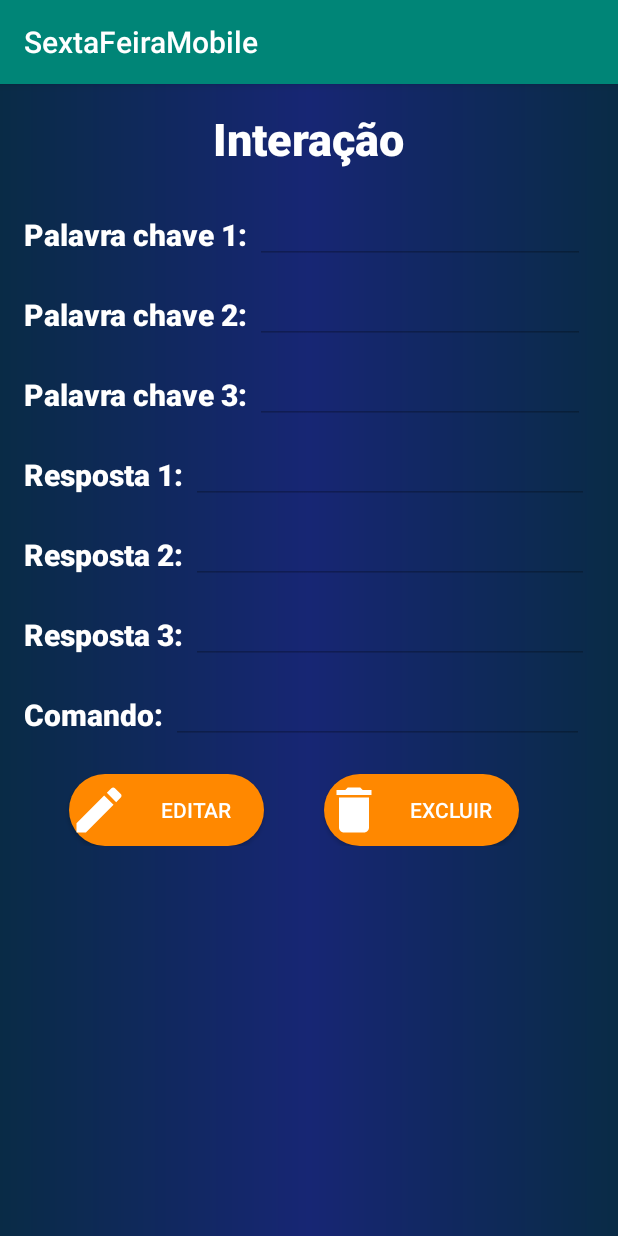
After one commit to GabrielSirtoriCorrea/Sexta-Feira-Mark_6, an Android app: the fragment ViewInteractionFragment shown on its own in the app's theme, on a phone screen of 412 x 824 dp. The commit adds this screen. Run offline under Robolectric (Android 15) with nearby library versions, the phone set to English and light mode, and no system bars.

Commit message:
InteractionsFragmentsCriados

```diff
--- /dev/null
+++ b/App/app/src/main/java/com/gazeboindustries/sextafeiramobile/Fragments/ViewInteractionFragment.java
@@ -0,0 +1,24 @@
+package com.gazeboindustries.sextafeiramobile.Fragments;
+
+import android.os.Bundle;
+import android.view.LayoutInflater;
+import android.view.View;
+import android.view.ViewGroup;
+import android.widget.Button;
+import android.widget.EditText;
+
+import androidx.annotation.NonNull;
+import androidx.annotation.Nullable;
+import androidx.fragment.app.Fragment;
+
+import com.gazeboindustries.sextafeiramobile.R;
+
+public class ViewInteractionFragment extends Fragment {
+    @Nullable
+    @Override
+    public View onCreateView(@NonNull LayoutInflater inflater, @Nullable ViewGroup container, @Nullable Bundle savedInstanceState) {
+        View view = inflater.inflate(R.layout.fragment_viewinteraction, container, false);
+
+        return view;
+    }
+}
--- a/App/app/src/main/java/com/gazeboindustries/sextafeiramobile/MainActivity.java
+++ b/App/app/src/main/java/com/gazeboindustries/sextafeiramobile/MainActivity.java
@@ -3,6 +3,7 @@ package com.gazeboindustries.sextafeiramobile;
 import android.os.Bundle;
 
 import com.gazeboindustries.sextafeiramobile.Fragments.HomeFragment;
+import com.gazeboindustries.sextafeiramobile.Fragments.InteractionFragment;
 import com.google.android.material.bottomnavigation.BottomNavigationView;
 
 import androidx.appcompat.app.AppCompatActivity;
@@ -24,7 +25,10 @@ public class MainActivity extends AppCompatActivity {
         public boolean onNavigationItemSelected(@NonNull MenuItem item) {
             switch (item.getItemId()) {
                 case R.id.navigation_home:
+                    changeFrame(new HomeFragment());
                     return true;
+                case R.id.navigation_interacoes:
+                    changeFrame(new InteractionFragment());
             }
             return false;
         }
--- a/App/app/src/main/res/drawable/ic_add_circle_black_24dp.xml
+++ b/App/app/src/main/res/drawable/ic_add_circle_black_24dp.xml
@@ -1,9 +1,9 @@
 <vector xmlns:android="http://schemas.android.com/apk/res/android"
-        android:width="24dp"
-        android:height="24dp"
+        android:width="40dp"
+        android:height="40dp"
         android:viewportWidth="24.0"
         android:viewportHeight="24.0">
     <path
-        android:fillColor="#FF000000"
+        android:fillColor="#FFF"
         android:pathData="M12,2C6.48,2 2,6.48 2,12s4.48,10 10,10 10,-4.48 10,-10S17.52,2 12,2zM17,13h-4v4h-2v-4L7,13v-2h4L11,7h2v4h4v2z"/>
 </vector>
--- a/App/app/src/main/res/drawable/ic_delete_black_24dp.xml
+++ b/App/app/src/main/res/drawable/ic_delete_black_24dp.xml
@@ -1,9 +1,9 @@
 <vector xmlns:android="http://schemas.android.com/apk/res/android"
-        android:width="24dp"
-        android:height="24dp"
+        android:width="40dp"
+        android:height="40dp"
         android:viewportWidth="24.0"
         android:viewportHeight="24.0">
     <path
-        android:fillColor="#FF000000"
+        android:fillColor="#FFF"
         android:pathData="M6,19c0,1.1 0.9,2 2,2h8c1.1,0 2,-0.9 2,-2V7H6v12zM19,4h-3.5l-1,-1h-5l-1,1H5v2h14V4z"/>
 </vector>
--- a/App/app/src/main/res/drawable/ic_edit_black_24dp.xml
+++ b/App/app/src/main/res/drawable/ic_edit_black_24dp.xml
@@ -1,9 +1,9 @@
 <vector xmlns:android="http://schemas.android.com/apk/res/android"
-        android:width="24dp"
-        android:height="24dp"
+        android:width="40dp"
+        android:height="40dp"
         android:viewportWidth="24.0"
         android:viewportHeight="24.0">
     <path
-        android:fillColor="#FF000000"
+        android:fillColor="#FFF"
         android:pathData="M3,17.25V21h3.75L17.81,9.94l-3.75,-3.75L3,17.25zM20.71,7.04c0.39,-0.39 0.39,-1.02 0,-1.41l-2.34,-2.34c-0.39,-0.39 -1.02,-0.39 -1.41,0l-1.83,1.83 3.75,3.75 1.83,-1.83z"/>
 </vector>
--- /dev/null
+++ b/App/app/src/main/res/layout/fragment_viewinteraction.xml
@@ -0,0 +1,251 @@
+<?xml version="1.0" encoding="utf-8"?>
+<LinearLayout
+    xmlns:android="http://schemas.android.com/apk/res/android"
+    android:orientation="vertical"
+    android:layout_width="match_parent"
+    android:layout_height="match_parent"
+    android:background="@drawable/background">
+
+    <TextView
+        android:layout_width="wrap_content"
+        android:layout_height="wrap_content"
+        android:text="@string/interacao"
+        android:textColor="#fff"
+        android:textSize="30sp"
+        android:layout_gravity="center"
+        android:fontFamily="sans-serif-black"
+        android:layout_margin="10dp"
+        />
+
+    <LinearLayout
+        android:layout_width="wrap_content"
+        android:layout_height="wrap_content"
+        android:orientation="horizontal">
+
+        <TextView
+            android:layout_width="wrap_content"
+            android:layout_height="wrap_content"
+            android:text="@string/palavra_chave_1"
+            android:textColor="#fff"
+            android:textSize="20sp"
+            android:layout_marginStart="10sp"
+            android:layout_marginTop="10dp"
+            android:fontFamily="sans-serif-black"/>
+
+        <EditText
+            android:layout_width="220dp"
+            android:layout_height="wrap_content"
+            android:layout_marginTop="5dp"
+            android:layout_marginStart="5dp"
+            android:textColor="#fff"
+            android:fontFamily="sans-serif-black"
+            android:textSize="20sp"
+            android:enabled="false"
+            android:id="@+id/viewKeyword1"
+            />
+
+    </LinearLayout>
+
+
+    <LinearLayout
+        android:layout_width="wrap_content"
+        android:layout_height="wrap_content"
+        android:orientation="horizontal">
+
+        <TextView
+            android:layout_width="wrap_content"
+            android:layout_height="wrap_content"
+            android:text="@string/palavra_chave_2"
+            android:textColor="#fff"
+            android:textSize="20sp"
+            android:layout_marginStart="10sp"
+            android:layout_marginTop="10dp"
+            android:fontFamily="sans-serif-black"/>
+
+        <EditText
+            android:layout_width="220dp"
+            android:layout_height="wrap_content"
+            android:layout_marginTop="5dp"
+            android:layout_marginStart="5dp"
+            android:textColor="#fff"
+            android:fontFamily="sans-serif-black"
+            android:textSize="20sp"
+            android:id="@+id/viewKeyword2"
+            android:enabled="false"
+            />
+
+    </LinearLayout>
+
+    <LinearLayout
+        android:layout_width="wrap_content"
+        android:layout_height="wrap_content"
+        android:orientation="horizontal">
+
+        <TextView
+            android:layout_width="wrap_content"
+            android:layout_height="wrap_content"
+            android:text="@string/palavra_chave_3"
+            android:textColor="#fff"
+            android:textSize="20sp"
+            android:layout_marginStart="10sp"
+            android:layout_marginTop="10dp"
+            android:fontFamily="sans-serif-black"/>
+
+        <EditText
+            android:layout_width="220dp"
+            android:layout_height="wrap_content"
+            android:layout_marginTop="5dp"
+            android:layout_marginStart="5dp"
+            android:textColor="#fff"
+            android:fontFamily="sans-serif-black"
+            android:textSize="20sp"
+            android:id="@+id/viewKeyword3"
+            android:enabled="false"
+            />
+
+    </LinearLayout>
+
+    <LinearLayout
+        android:layout_width="wrap_content"
+        android:layout_height="wrap_content"
+        android:orientation="horizontal">
+
+        <TextView
+            android:layout_width="wrap_content"
+            android:layout_height="wrap_content"
+            android:text="@string/resposta_1"
+            android:textColor="#fff"
+            android:textSize="20sp"
+            android:layout_marginStart="10sp"
+            android:layout_marginTop="10dp"
+            android:fontFamily="sans-serif-black"/>
+
+        <EditText
+            android:layout_width="265dp"
+            android:layout_height="wrap_content"
+            android:layout_marginTop="5dp"
+            android:layout_marginStart="5dp"
+            android:textColor="#fff"
+            android:fontFamily="sans-serif-black"
+            android:textSize="20sp"
+            android:id="@+id/viewResponse1"
+            android:enabled="false"
+            />
+
+    </LinearLayout>
+
+    <LinearLayout
+        android:layout_width="wrap_content"
+        android:layout_height="wrap_content"
+        android:orientation="horizontal">
+
+        <TextView
+            android:layout_width="wrap_content"
+            android:layout_height="wrap_content"
+            android:text="@string/resposta_2"
+            android:textColor="#fff"
+            android:textSize="20sp"
+            android:layout_marginStart="10sp"
+            android:layout_marginTop="10dp"
+            android:fontFamily="sans-serif-black"/>
+
+        <EditText
+            android:layout_width="265dp"
+            android:layout_height="wrap_content"
+            android:layout_marginTop="5dp"
+            android:layout_marginStart="5dp"
+            android:textColor="#fff"
+            android:fontFamily="sans-serif-black"
+            android:textSize="20sp"
+            android:id="@+id/viewResponse2"
+            android:enabled="false"
+            />
+
+    </LinearLayout>
+
+    <LinearLayout
+        android:layout_width="wrap_content"
+        android:layout_height="wrap_content"
+        android:orientation="horizontal">
+
+        <TextView
+            android:layout_width="wrap_content"
+            android:layout_height="wrap_content"
+            android:text="@string/resposta_3"
+            android:textColor="#fff"
+            android:textSize="20sp"
+            android:layout_marginStart="10sp"
+            android:layout_marginTop="10dp"
+            android:fontFamily="sans-serif-black"/>
+
+        <EditText
+            android:layout_width="265dp"
+            android:layout_height="wrap_content"
+            android:layout_marginTop="5dp"
+            android:layout_marginStart="5dp"
+            android:textColor="#fff"
+            android:fontFamily="sans-serif-black"
+            android:textSize="20sp"
+            android:id="@+id/viewResponse3"
+            android:enabled="false"
+            />
+
+    </LinearLayout>
+
+    <LinearLayout
+        android:layout_width="wrap_content"
+        android:layout_height="wrap_content"
+        android:orientation="horizontal">
+
+        <TextView
+            android:layout_width="wrap_content"
+            android:layout_height="wrap_content"
+            android:text="@string/comando"
+            android:textColor="#fff"
+            android:textSize="20sp"
+            android:layout_marginStart="10sp"
+            android:layout_marginTop="10dp"
+            android:fontFamily="sans-serif-black"/>
+
+        <EditText
+            android:layout_width="275dp"
+            android:layout_height="wrap_content"
+            android:layout_marginTop="5dp"
+            android:layout_marginStart="5dp"
+            android:textColor="#fff"
+            android:fontFamily="sans-serif-black"
+            android:textSize="20sp"
+            android:id="@+id/viewCommand"
+            android:enabled="false"/>
+
+    </LinearLayout>
+
+    <LinearLayout
+        android:layout_width="wrap_content"
+        android:layout_height="wrap_content"
+        android:orientation="horizontal"
+        android:layout_marginTop="20dp">
+
+        <Button
+            android:layout_width="130dp"
+            android:layout_height="wrap_content"
+            android:text="@string/editar"
+            android:textColor="#fff"
+            android:background="@drawable/button_color"
+            android:layout_marginStart="40dp"
+            android:drawableStart="@drawable/ic_edit_black_24dp"
+            android:id="@+id/btnEditInteraction"/>
+
+        <Button
+            android:layout_width="130dp"
+            android:layout_height="wrap_content"
+            android:text="@string/excluir"
+            android:textColor="#fff"
+            android:background="@drawable/button_color"
+            android:layout_marginStart="40dp"
+            android:drawableStart="@drawable/ic_delete_black_24dp"
+            android:id="@+id/btnRemoveInteraction"/>
+
+    </LinearLayout>
+
+</LinearLayout>
--- a/App/app/src/main/res/values/strings.xml
+++ b/App/app/src/main/res/values/strings.xml
@@ -9,4 +9,16 @@
     <string name="city">City</string>
     <string name="time">12:00</string>
     <string name="startfriday">StartFriday</string>
+    <string name="adicionar_interacao">Adicionar interação</string>
+    <string name="palavra_chave_1">Palavra chave 1:</string>
+    <string name="palavra_chave_2">Palavra chave 2:</string>
+    <string name="palavra_chave_3">Palavra chave 3:</string>
+    <string name="resposta_1">Resposta 1:</string>
+    <string name="resposta_2">Resposta 2:</string>
+    <string name="resposta_3">Resposta 3:</string>
+    <string name="comando">Comando:</string>
+    <string name="adicionar">Adicionar</string>
+    <string name="interacao">Interação</string>
+    <string name="editar">Editar</string>
+    <string name="excluir">Excluir</string>
 </resources>
```
Also changed, not shown: App/app/src/main/java/com/gazeboindustries/sextafeiramobile/Fragments/AddInteractionFragment.java (added, +20 -0 lines), App/app/src/main/java/com/gazeboindustries/sextafeiramobile/Fragments/InteractionFragment.java (added, +37 -0 lines), App/app/src/main/res/layout/fragment_addinteraction.xml (added, +229 -0 lines), App/app/src/main/res/layout/fragment_interactions.xml (added, +45 -0 lines).
